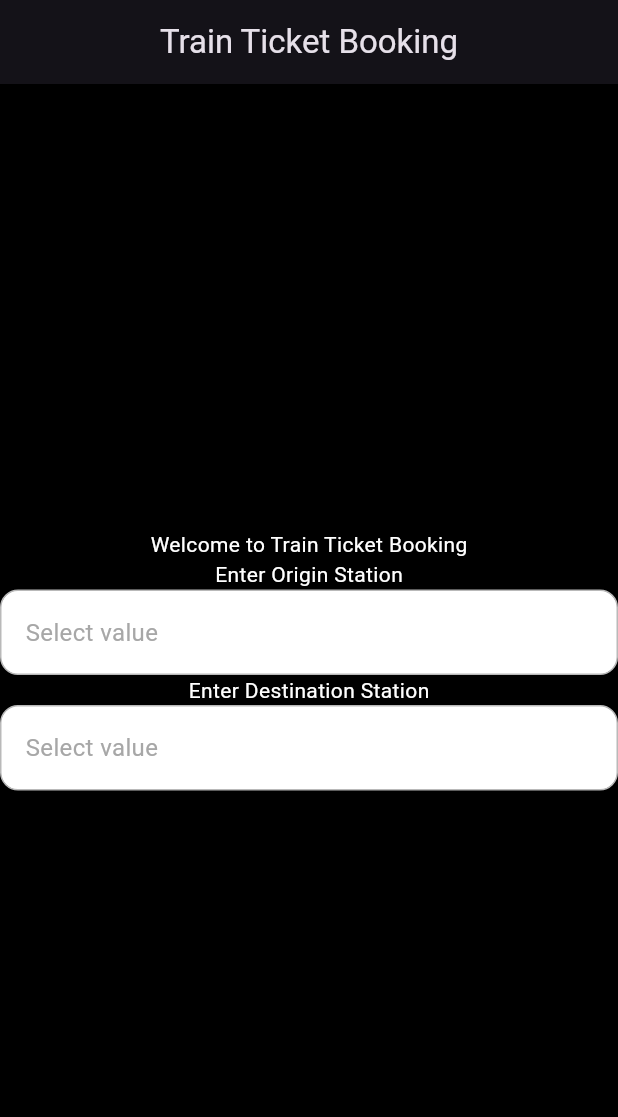
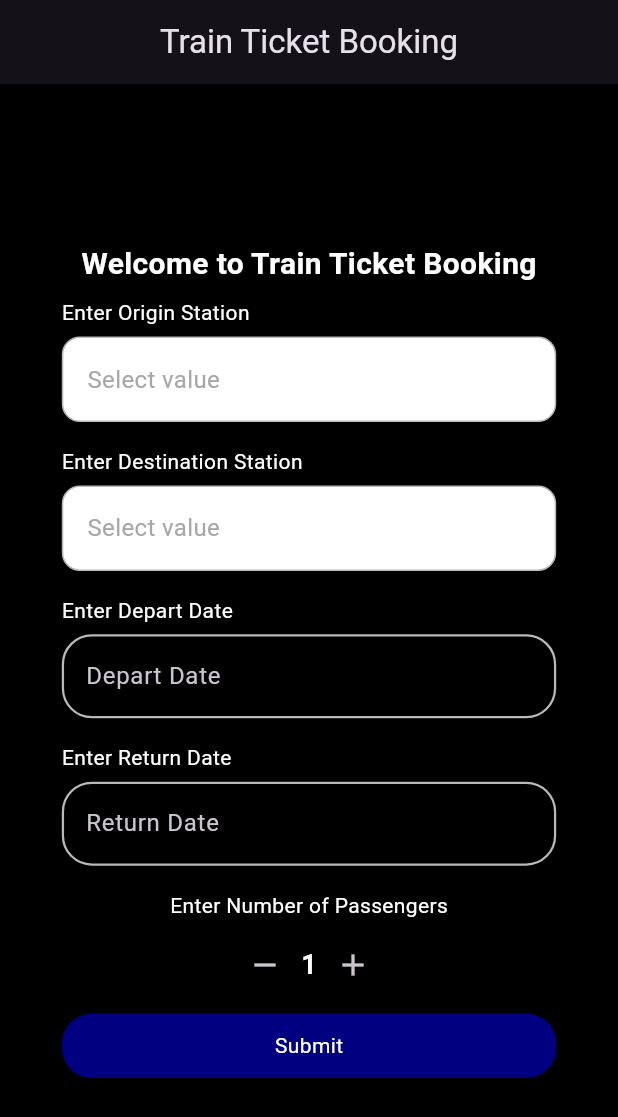
Before and after one commit to AriefSaiber/Simple_Train_Ticket_Booking, a Flutter app: the screen it shows after launch, on a phone screen of 412 x 824 dp. Shown: the top 1117 px of the screen. Run offline on Flutter 3.47's test engine with Material 3 defaults, Android fonts, the phone set to English and light mode, and no system bars; drawn by our look-alikes of animated_custom_dropdown; our stand-ins replace get.

Commit message:
homepage

```diff
--- a/lib/components/homepage_comp.dart
+++ b/lib/components/homepage_comp.dart
@@ -1,9 +1,9 @@
 import 'package:flutter/material.dart';
+import 'package:get/get.dart';
+import 'package:train_ticket_book/constants.dart';
 
-class homeComp{
-
-
-textField(){
+class homeComp {
+  textField() {
     return Container(
       padding: EdgeInsets.all(10),
       child: TextField(
@@ -14,4 +14,38 @@ textField(){
       ),
     );
   }
+
+  static Widget inputSet(BuildContext context, String text, Widget widget, {bool isMiddle = false}) {
+    return Column(
+      crossAxisAlignment: isMiddle ? CrossAxisAlignment.center : CrossAxisAlignment.start,
+      children: [
+        Text(text),
+        SizedBox(
+          height: Screen.H(context) * 0.007,
+        ),
+        widget,
+      ],
+    ).marginSymmetric(
+      vertical: Screen.H(context) * 0.01,
+    );
   }
+
+  static submitButton(context, Function() onTap) {
+    return GestureDetector(
+      onTap: onTap,
+      child: Container(
+        alignment: Alignment.center,
+        width: double.infinity,
+        padding: EdgeInsets.symmetric(vertical: Screen.H(context) * 0.014),
+        decoration: BoxDecoration(
+          color: Constants.primaryColor,
+          borderRadius: BorderRadius.circular(20),
+        ),
+        child: Text(
+          'Submit',
+          style: TextStyle(color: Colors.white),
+        ),
+      ),
+    );
+  }
+}
--- a/lib/constant.dart
+++ /dev/null
@@ -1,6 +0,0 @@
-import 'package:flutter/material.dart';
-
-class Constants {
-  static const Color primaryColor = Color(0xffc61e23);
-  static const Color borderColor = Color.fromARGB(255, 185, 185, 185);
-}
--- /dev/null
+++ b/lib/constants.dart
@@ -0,0 +1,17 @@
+import 'package:flutter/material.dart';
+
+class Constants {
+  static const Color primaryColor = Color(0xff000080);
+  static const Color borderColor = Color.fromARGB(255, 185, 185, 185);
+
+}
+
+class Screen {
+  static W(BuildContext context) {
+    return MediaQuery.of(context).size.width;
+  }
+
+  static H(BuildContext context) {
+    return MediaQuery.of(context).size.height;
+  }
+}
--- a/lib/controller/homepage_ctrl.dart
+++ b/lib/controller/homepage_ctrl.dart
@@ -1,27 +1,45 @@
 import 'package:flutter/material.dart';
 import 'package:get/get.dart';
+import 'package:intl/intl.dart';
 
 class HomeController extends GetxController {
-  Rx<TextEditingController> originController = TextEditingController().obs;
   Rx<TextEditingController> departController = TextEditingController().obs;
   Rx<TextEditingController> returnController = TextEditingController().obs;
   Rx<TextEditingController> paxController = TextEditingController().obs;
+
+  RxString selectedOrigin = ''.obs;
+  RxString selectedDestination = ''.obs;
+  Rx<DateTime?> selectedStartDate = Rx<DateTime?>(null);
+  Rx<DateTime?> selectedEndDate = Rx<DateTime?>(null);
+
+  String startDate = '';
 
   String? validator(String? value, String type) {
     if (value == null || value.isEmpty) {
       switch (type) {
         case 'origin':
-          return 'Please enter you origin';
+          return 'Please enter your origin';
+        case 'destination':
+          return 'Please enter your destination';
         case 'depart':
-          return 'Please enter you depart';
-          case 'return':
-          return 'Please enter you return';
-          case 'pax':
-          return 'Please enter you pax';
+          return 'Please enter your depart';
+        case 'return':
+          return 'Please enter your return';
         default:
           return null;
       }
     }
     return null;
   }
+
+  String formatDate(Rx<DateTime?> dateTime) {
+    DateTime? date = dateTime.value;
+    if (date == null) {
+      return '';
+    }
+
+    // Format the DateTime object to display only the date part
+    String formattedDate = DateFormat('dd-MM-yyyy').format(date);
+    return formattedDate;
+  }
 }
--- a/lib/main.dart
+++ b/lib/main.dart
@@ -1,15 +1,19 @@
 import 'package:flutter/material.dart';
 import 'package:get/get.dart';
-import 'package:train_ticket_book/view/homepage.dart';
+import 'package:train_ticket_book/view/homepage_view.dart';
 
 void main() {
   runApp(TrainBooking());
 }
 
 class TrainBooking extends StatelessWidget {
+  final routes = [
+    GetPage(name: '/', page: () => Homepage()),
+    GetPage(name: '/trainselect', page: () => Homepage()),
+  ];
   @override
   Widget build(BuildContext context) {
-    return MaterialApp(
+    return GetMaterialApp(
       title: 'Train Booking',
       theme: ThemeData.dark().copyWith(
         scaffoldBackgroundColor: Colors.black,
--- a/lib/model/homepage_mdl.dart
+++ b/lib/model/homepage_mdl.dart
@@ -1,4 +1,4 @@
 class homeModel {
-  List<String> originList = [];
-  List<String> destinationList = [];
+  List<String> originList = ['Selangor', 'Kuala Lumpur', 'Johor', 'Penang', 'Perak'];
+  List<String> destinationList = ['Selangor', 'Kuala Lumpur', 'Johor', 'Penang', 'Perak'];
 }
--- /dev/null
+++ b/lib/model/trainbooking/train_select_mdl.dart
@@ -0,0 +1,3 @@
+class trainBookModel{
+  static const List<String> trainList = ['KTM', 'ETS', 'Intercity', 'Komuter', 'RapidKL'];
+}
--- a/lib/view/homepage.dart
+++ /dev/null
@@ -1,39 +0,0 @@
-import 'package:flutter/material.dart';
-import 'package:get/get.dart';
-import 'package:train_ticket_book/controller/homepage_ctrl.dart';
-import 'package:train_ticket_book/model/homepage_mdl.dart';
-import 'package:train_ticket_book/widget/custom_dropdown.dart';
-import 'package:train_ticket_book/widget/custom_textfield.dart';
-
-class Homepage extends StatefulWidget {
-  const Homepage({super.key});
-
-  @override
-  State<Homepage> createState() => _HomepageState();
-}
-
-HomeController homeCtrl = Get.put(HomeController());
-
-class _HomepageState extends State<Homepage> {
-  @override
-  Widget build(BuildContext context) {
-    return Scaffold(
-      appBar: AppBar(
-        title: const Text('Train Ticket Booking'),
-        centerTitle: true,
-      ),
-      body: Center(
-        child: Column(
-          mainAxisAlignment: MainAxisAlignment.center,
-          children: [
-            Text('Welcome to Train Ticket Booking'),
-            Text('Enter Origin Station'),
-            CustomDDown(items: homeModel().originList, onChanged: (value){}),
-            Text('Enter Destination Station'),
-            CustomDDown(items: homeModel().destinationList, onChanged: (value){}),
-          ],
-        ),
-      ),
-    );
-  }
-}
--- /dev/null
+++ b/lib/view/homepage_view.dart
@@ -0,0 +1,137 @@
+import 'package:flutter/material.dart';
+import 'package:get/get.dart';
+import 'package:intl/intl.dart';
+import 'package:train_ticket_book/components/homepage_comp.dart';
+import 'package:train_ticket_book/controller/homepage_ctrl.dart';
+import 'package:train_ticket_book/model/homepage_mdl.dart';
+import 'package:train_ticket_book/view/trainbooking/train_select_view.dart';
+import 'package:train_ticket_book/widget/counter_widget.dart';
+import 'package:train_ticket_book/widget/custom_dropdown.dart';
+import 'package:train_ticket_book/widget/custom_textfield.dart';
+import 'package:train_ticket_book/widget/custom_datedown.dart';
+
+import '../constants.dart';
+
+class Homepage extends StatefulWidget {
+  const Homepage({super.key});
+
+  @override
+  State<Homepage> createState() => _HomepageState();
+}
+
+HomeController homeCtrl = Get.put(HomeController());
+
+class _HomepageState extends State<Homepage> {
+  DateTime todayDate = DateTime.now();
+  final _formKey = GlobalKey<FormState>();
+  @override
+  Widget build(BuildContext context) {
+    return Scaffold(
+      appBar: AppBar(
+        title: const Text('Train Ticket Booking'),
+        centerTitle: true,
+      ),
+      body: Center(
+        child: Form(
+          key: _formKey,
+          child: Column(
+            mainAxisAlignment: MainAxisAlignment.center,
+            children: [
+              Text(
+                'Welcome to Train Ticket Booking',
+                style: TextStyle(fontSize: 20, fontWeight: FontWeight.bold),
+              ),
+              homeComp.inputSet(
+                context,
+                'Enter Origin Station',
+                CustomDDown(
+                  items: homeModel().originList,
+                  onChanged: (value) {
+                    if (value != null) {
+                      homeCtrl.selectedOrigin.value = value;
+                    }
+                  },
+                  validator: (value) => homeCtrl.validator(value, 'origin'),
+                ),
+              ),
+              homeComp.inputSet(
+                context,
+                'Enter Destination Station',
+                CustomDDown(
+                  items: homeModel().destinationList,
+                  onChanged: (value) {
+                    if (value != null) {
+                      homeCtrl.selectedDestination.value = value;
+                    }
+                  },
+                  validator: (value) => homeCtrl.validator(value, 'destination'),
+                ),
+              ),
+              homeComp.inputSet(
+                context,
+                'Enter Depart Date',
+                CustomDateDDown(
+                  validator: (value) => homeCtrl.validator(value, 'depart'),
+                  label: 'Depart Date',
+                  dateinput: homeCtrl.departController.value,
+                  selectedDate: homeCtrl.selectedStartDate,
+                  onChanged: () async {
+                    DateTime? pickedDate = await showDatePicker(
+                      context: context,
+                      initialDate: homeCtrl.selectedStartDate.value ?? todayDate,
+                      firstDate: todayDate.subtract(Duration(days: 365)),
+                      lastDate: todayDate.add(Duration(days: 0)),
+                    );
+                    if (pickedDate != null) {
+                      String formattedDate = DateFormat('dd/MM/yyyy').format(pickedDate);
+                      homeCtrl.selectedStartDate.value = pickedDate;
+                      homeCtrl.departController.value.text = formattedDate;
+                      homeCtrl.startDate = homeCtrl.formatDate(homeCtrl.selectedStartDate);
+                    }
+                  },
+                ),
+              ),
+              homeComp.inputSet(
+                context,
+                'Enter Return Date',
+                CustomDateDDown(
+                  validator: (value) => homeCtrl.validator(value, 'return'),
+                  label: 'Return Date',
+                  dateinput: homeCtrl.returnController.value,
+                  selectedDate: homeCtrl.selectedEndDate,
+                  onChanged: () async {
+                    DateTime? pickedDate = await showDatePicker(
+                      context: context,
+                      initialDate: homeCtrl.selectedEndDate.value ?? todayDate,
+                      firstDate: todayDate.subtract(Duration(days: 365)),
+                      lastDate: todayDate.add(Duration(days: 0)),
+                    );
+                    if (pickedDate != null) {
+                      String formattedDate = DateFormat('dd/MM/yyyy').format(pickedDate);
+                      homeCtrl.selectedEndDate.value = pickedDate;
+                      homeCtrl.returnController.value.text = formattedDate;
+                      homeCtrl.startDate = homeCtrl.formatDate(homeCtrl.selectedEndDate);
+                    }
+                  },
+                ),
+              ),
+              homeComp.inputSet(
+                  context,
+                  'Enter Number of Passengers',
+                  CounterWidget(
+                    initialValue: 1,
+                    min: 1,
+                    max: 10,
+                    onChanged: (value) {},
+                  ),
+                  isMiddle: true),
+              homeComp.submitButton(context, () {
+                Get.to(() => TrainSelect());
+              }),
+            ],
+          ).marginSymmetric(horizontal: Screen.W(context) * 0.1),
+        ),
+      ),
+    );
+  }
+}
--- /dev/null
+++ b/lib/widget/counter_widget.dart
@@ -0,0 +1,70 @@
+import 'package:flutter/material.dart';
+
+class CounterWidget extends StatefulWidget {
+  final int min;
+  final int max;
+  final int initialValue;
+  final ValueChanged<int>? onChanged;
+
+  const CounterWidget({
+    Key? key,
+    this.min = 0,
+    this.max = 100,
+    this.initialValue = 0,
+    this.onChanged,
+  }) : super(key: key);
+
+  @override
+  _CounterWidgetState createState() => _CounterWidgetState();
+}
+
+class _CounterWidgetState extends State<CounterWidget> {
+  late int _counter;
+
+  @override
+  void initState() {
+    super.initState();
+    _counter = widget.initialValue;
+  }
+
+  void _increment() {
+    if (_counter < widget.max) {
+      setState(() {
+        _counter++;
+      });
+      widget.onChanged?.call(_counter);
+    }
+  }
+
+  void _decrement() {
+    if (_counter > widget.min) {
+      setState(() {
+        _counter--;
+      });
+      widget.onChanged?.call(_counter);
+    }
+  }
+
+  @override
+  Widget build(BuildContext context) {
+    return Row(
+      mainAxisSize: MainAxisSize.min,
+      children: [
+        Container(
+          child: IconButton(
+            onPressed: _decrement,
+            icon: Icon(Icons.remove),
+          ),
+        ),
+        Text(
+          '$_counter',
+          style: TextStyle(fontSize: 18, fontWeight: FontWeight.bold),
+        ),
+        IconButton(
+          onPressed: _increment,
+          icon: Icon(Icons.add),
+        ),
+      ],
+    );
+  }
+}
--- /dev/null
+++ b/lib/widget/custom_datedown.dart
@@ -0,0 +1,42 @@
+import 'package:flutter/material.dart';
+import 'package:get/get.dart';
+import 'package:intl/intl.dart';
+import 'package:train_ticket_book/constants.dart';
+
+class CustomDateDDown extends StatelessWidget {
+  CustomDateDDown({
+    super.key,
+    this.label = "Enter Date",
+    required this.dateinput,
+    Rx<DateTime?>? selectedDate,
+    required this.onChanged,
+    required this.validator,
+  }) : _selectedDate = selectedDate ?? Rx<DateTime?>(DateTime.now());
+
+  final String label;
+  final String? Function(String?) validator;
+  final TextEditingController dateinput;
+  final Rx<DateTime?> _selectedDate;
+  final void Function()? onChanged;
+
+  @override
+  Widget build(BuildContext context) {
+    return TextFormField(
+      validator: validator,
+      controller: dateinput,
+      decoration: InputDecoration(
+        labelText: label,
+        enabledBorder: OutlineInputBorder(
+          borderRadius: BorderRadius.circular(20),
+          borderSide: BorderSide(color: Constants.borderColor, width: 1.5), // Border color
+        ),
+        focusedBorder: OutlineInputBorder(
+          borderRadius: BorderRadius.circular(20),
+          borderSide: BorderSide(color: Constants.borderColor, width: 1.5), // Border color
+        ),
+      ),
+      readOnly: true,
+      onTap: onChanged,
+    );
+  }
+}
--- a/lib/widget/custom_dropdown.dart
+++ b/lib/widget/custom_dropdown.dart
@@ -1,11 +1,12 @@
 import 'package:animated_custom_dropdown/custom_dropdown.dart';
 import 'package:flutter/material.dart';
-import 'package:train_ticket_book/constant.dart';
+import 'package:train_ticket_book/constants.dart';
 
 class CustomDDown extends StatelessWidget {
-  CustomDDown({required this.items, required this.onChanged, this.hint, this.initialItem});
+  CustomDDown({required this.items, required this.onChanged, this.hint, this.initialItem, required this.validator});
 
   final String? hint;
+  final String? Function(String?) validator;
   final String? initialItem;
   final List<String> items;
   final void Function(String? value) onChanged;
@@ -13,6 +14,7 @@ class CustomDDown extends StatelessWidget {
   @override
   Widget build(BuildContext context) {
     return CustomDropdown<String>(
+      validator: validator,
       decoration: CustomDropdownDecoration(
           closedBorder: Border.all(color: Constants.borderColor),
           expandedBorder: Border.all(color: Constants.borderColor)),
--- a/lib/widget/custom_textfield.dart
+++ b/lib/widget/custom_textfield.dart
@@ -1,7 +1,7 @@
 import 'package:flutter/material.dart';
 import 'package:flutter/services.dart';
 import 'package:get/get.dart';
-import 'package:train_ticket_book/constant.dart';
+import 'package:train_ticket_book/constants.dart';
 
 class CustomTextFormField extends StatelessWidget {
   final String label;
--- a/pubspec.yaml
+++ b/pubspec.yaml
@@ -37,6 +37,8 @@ dependencies:
   cupertino_icons: ^1.0.6
   get: ^4.6.6
   animated_custom_dropdown: ^3.1.1
+  calendar_date_picker2: ^1.1.8
+  intl: ^0.20.2
 
 dev_dependencies:
   flutter_test:
```
Also changed, not shown: lib/view/trainbooking/train_select_view.dart (added, +34 -0 lines), lib/widget/appbar.dart (added, +45 -0 lines), lib/components/trainbooking/train_select_comp.dart (added), lib/view/trainbooking/seat_select.dart (added), pubspec.lock. Lines whose indentation alone changed are shown as unchanged.
